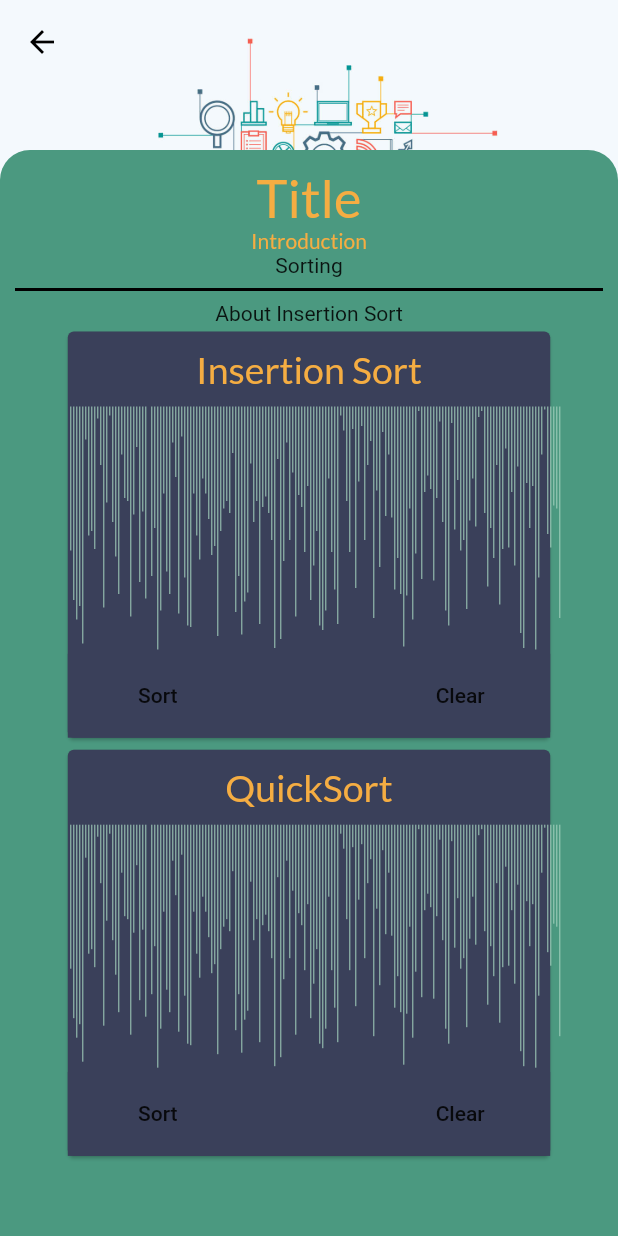
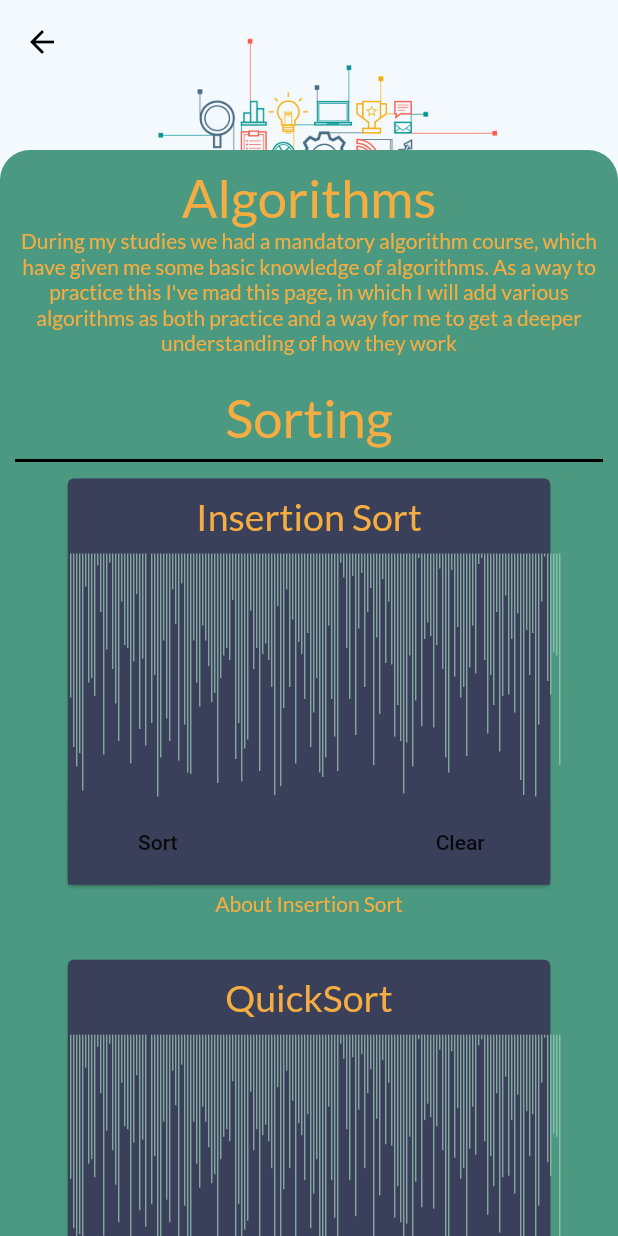
Before and after one commit to LVOL98/business_card, a Flutter app: the AlgorithmPageMaster screen opened by its route, on a phone screen of 412 x 824 dp. Run offline on Flutter 3.47's test engine with Material 2 defaults, Android fonts, the phone set to English and light mode, and no system bars; our stand-ins replace google_fonts; missing offline and left inert: universal_html.

Commit message:
Mobile layout done

```diff
--- a/lib/view/algorithms/algorithms_content.dart
+++ b/lib/view/algorithms/algorithms_content.dart
@@ -4,24 +4,32 @@ import 'package:temp/components/sorting_visualization/bar_sorting.dart';
 import 'package:temp/model/sorting/insertion_sort.dart';
 import 'package:temp/model/sorting/quick_sort.dart';
 
-title(BuildContext context) {
-  return Text(
-    'Title',
+pageTitle(BuildContext context) {
+  return Column(
+    children: [
+      Text(
+        'Algorithms',
         style: Theme.of(context).textTheme.headline2,
-  );
-}
-
-introText(BuildContext context) {
-  return Text(
-    'Introduction',
+      ),
+      Text(
+        'During my studies we had a mandatory algorithm course, which have given me some basic knowledge of algorithms. As a way to practice this I\'ve mad this page, in which I will add various algorithms as both practice and a way for me to get a deeper understanding of how they work',
         style: Theme.of(context).textTheme.bodyText1,
+        textAlign: TextAlign.center,
+      ),
+    ],
   );
 }
 
 sortTitle(BuildContext context) {
   return Column(
     children: [
-      Text('Sorting'),
+      Padding(
+        padding: const EdgeInsets.fromLTRB(0, 20, 0, 0),
+        child: Text(
+          'Sorting',
+          style: Theme.of(context).textTheme.headline2,
+        ),
+      ),
       Divider(
         color: Colors.black,
         thickness: 2,
@@ -31,16 +39,33 @@ sortTitle(BuildContext context) {
 }
 
 insertionSortBar(BuildContext context, Function setState) {
-  return Column(
+  return Padding(
+    padding: const EdgeInsets.fromLTRB(0, 0, 0, 25),
+    child: Column(
       children: [
-      Text('About Insertion Sort'),
         BarSorting('Insertion Sort', new InsertionSort(setState),
             MediaQuery.of(context).size.width * 0.4),
+        Text(
+          'About Insertion Sort',
+          style: Theme.of(context).textTheme.bodyText1,
+        ),
       ],
+    ),
   );
 }
 
 quickSortBar(BuildContext context, Function setState) {
-  return new BarSorting('QuickSort', QuickSort(setState),
-      MediaQuery.of(context).size.width * 0.4);
+  return Padding(
+    padding: const EdgeInsets.fromLTRB(0, 0, 0, 25),
+    child: Column(
+      children: [
+        BarSorting('QuickSort', QuickSort(setState),
+            MediaQuery.of(context).size.width * 0.4),
+        Text(
+          'About Quick Sort',
+          style: Theme.of(context).textTheme.bodyText1,
+        ),
+      ],
+    ),
+  );
 }
--- a/lib/view/algorithms/algorithms_mobile.dart
+++ b/lib/view/algorithms/algorithms_mobile.dart
@@ -20,8 +20,7 @@ class _AlgorithmPageMobileState extends State<AlgorithmPageMobile> {
         child: Column(
           crossAxisAlignment: CrossAxisAlignment.center,
           children: [
-            title(context),
-            introText(context),
+            pageTitle(context),
             sortTitle(context),
             Center(
               child: insertionSortBar(context, setState),
```
Lines whose indentation alone changed are shown as unchanged.
